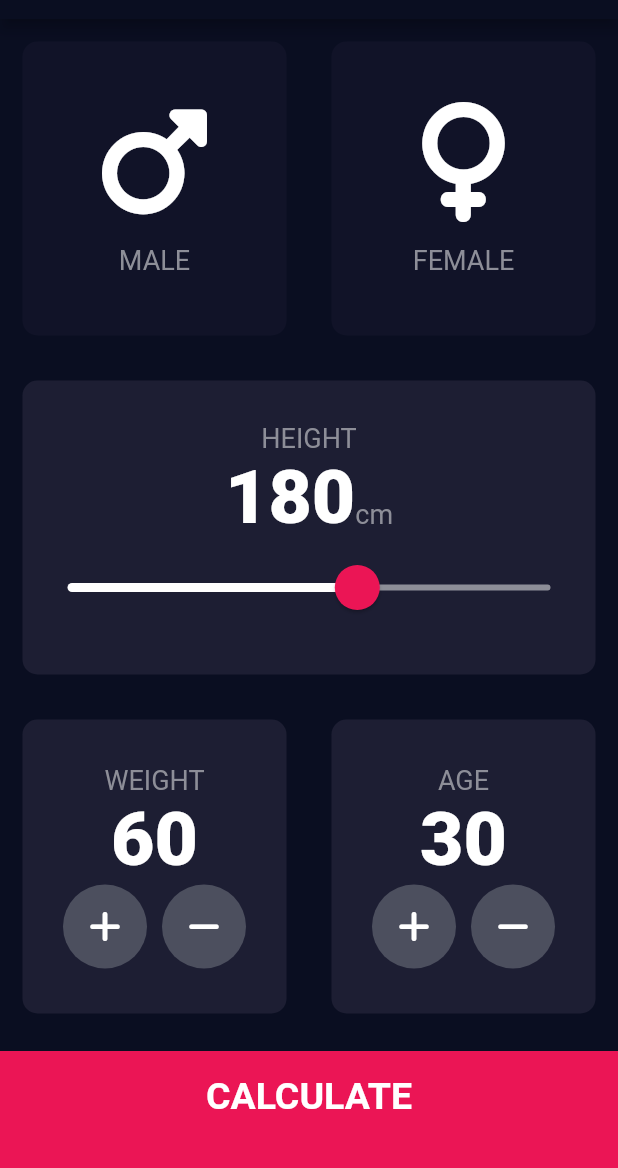
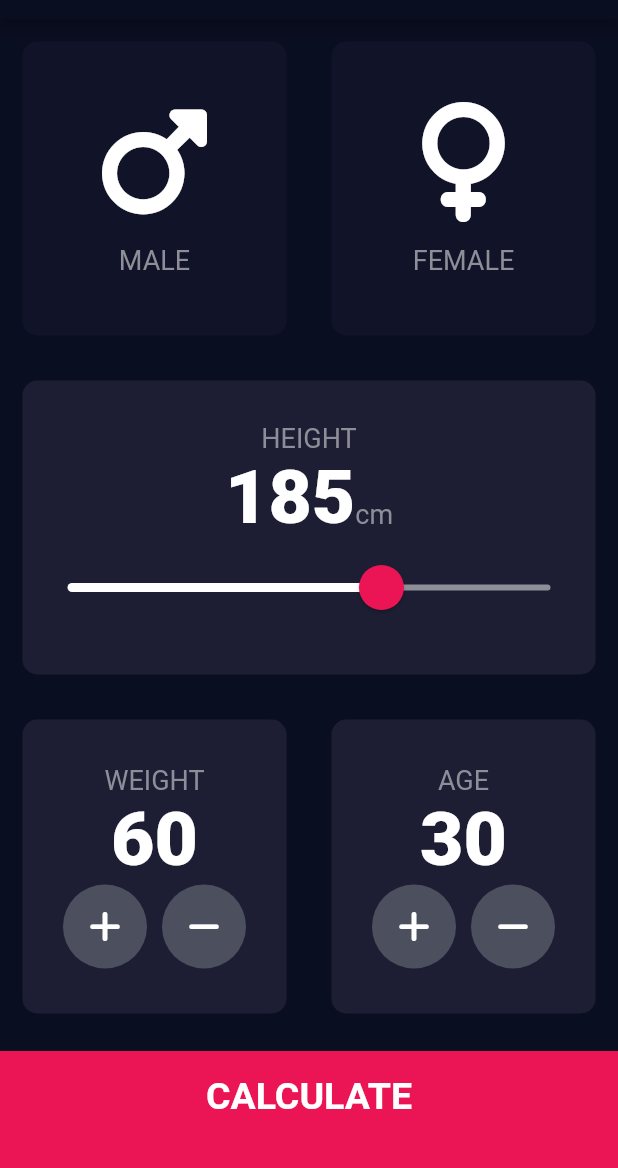
Before and after one commit to adams15/BMI-calculator, a Flutter app: the screen it shows after launch, on a phone screen of 412 x 824 dp, the part 65-1233 px from its top. Run offline on Flutter 3.47's test engine with Material 2 defaults, Android fonts, the phone set to English and light mode, and no system bars; our stand-ins replace font_awesome_flutter.

Commit message:
make changes in height

```diff
--- a/bmi_calculator/lib/input_page.dart
+++ b/bmi_calculator/lib/input_page.dart
@@ -12,7 +12,7 @@ enum Gender{
   male,
   female,
 }
-int height = 180;
+int height = 185;
 int weight = 60;
 int age = 30;
 
```
